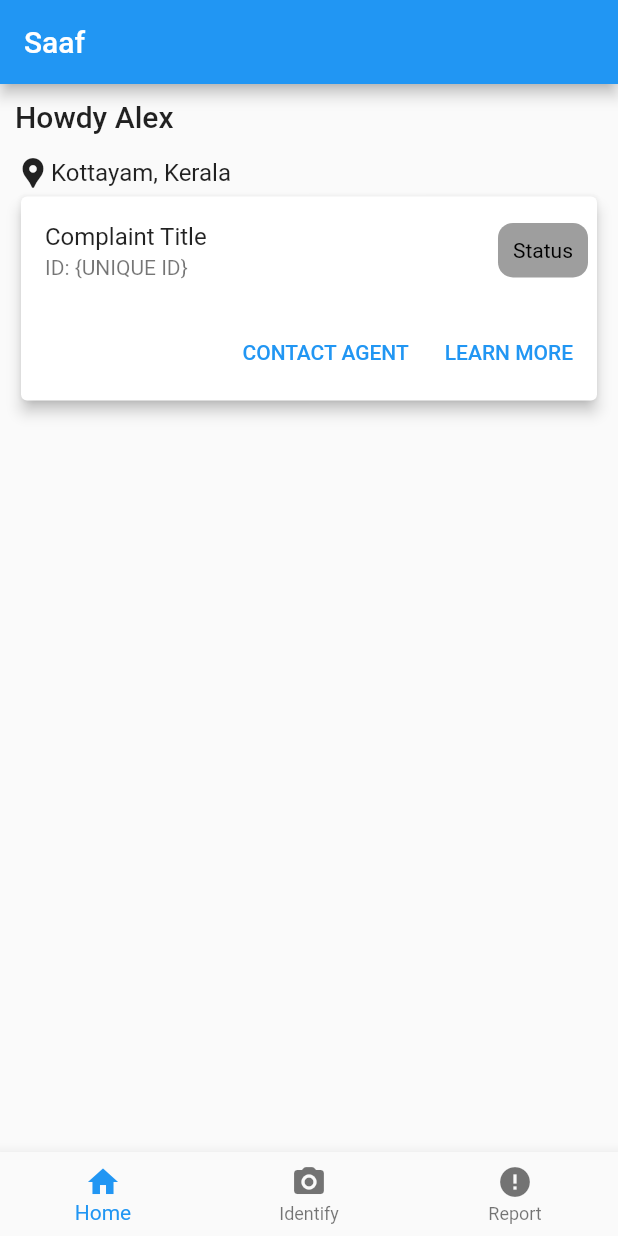
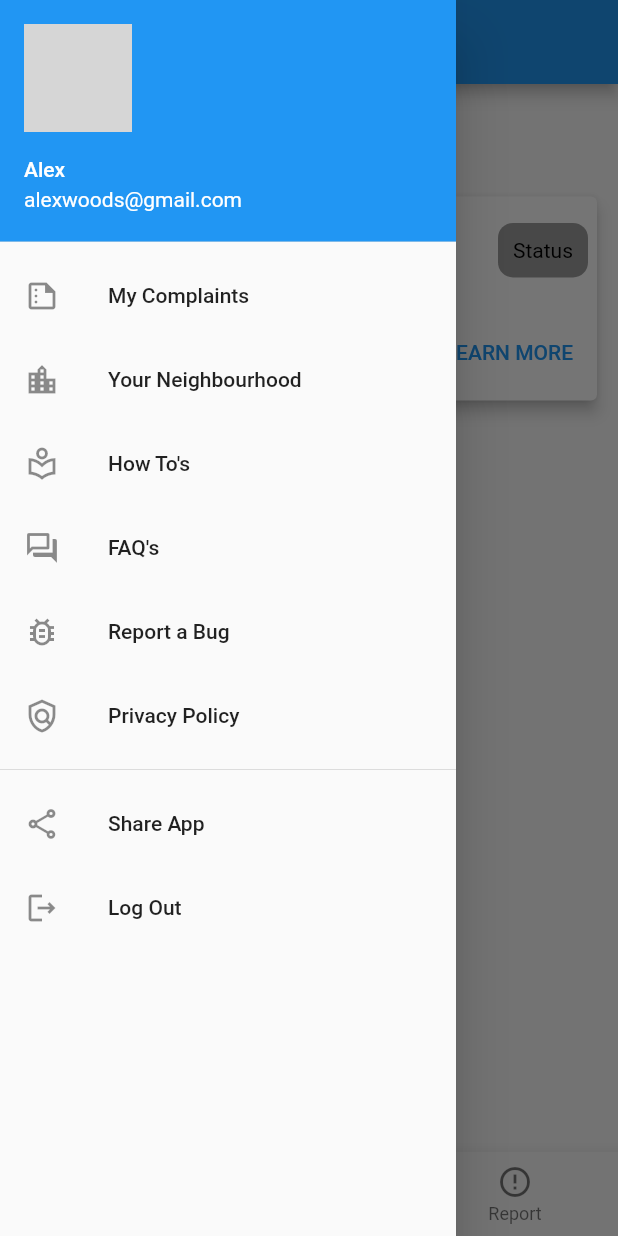
Before and after one commit to alanjames-dev/Saaf, a Flutter app: the screen it shows after launch, with the side drawer open (before the commit the screen has no drawer), on a phone screen of 412 x 824 dp. Run offline on Flutter 3.47's test engine with Material 2 defaults, Android fonts, the phone set to English and light mode, and no system bars; grey boxes are pictures that could not be loaded.

Commit message:
Added NavDraw

```diff
--- a/lib/main.dart
+++ b/lib/main.dart
@@ -2,6 +2,7 @@ import 'package:flutter/material.dart';
 import 'package:saaf/screen_home.dart';
 import 'package:saaf/screen_identify.dart';
 import 'package:saaf/screen_report.dart';
+import 'package:saaf/navdraw.dart';
 
 void main() {
   runApp(const MyApp());
@@ -38,6 +39,7 @@ class _SaafState extends State<Saaf> {
   @override
   Widget build(BuildContext context) {
     return Scaffold(
+      drawer: NavDraw(),
       appBar: AppBar(title: Text(titles[_currentIndex]),),
       body: pages[_currentIndex],
       bottomNavigationBar: BottomNavigationBar(
@@ -49,9 +51,9 @@ class _SaafState extends State<Saaf> {
           });
         },
         items: const [
-        BottomNavigationBarItem(icon: Icon(Icons.home), label: "Home"),
-        BottomNavigationBarItem(icon: Icon(Icons.camera_alt_rounded), label: "Identify"),
-        BottomNavigationBarItem(icon: Icon(Icons.error), label: "Report"),
+        BottomNavigationBarItem(icon: Icon(Icons.home_outlined), activeIcon: Icon(Icons.home), label: "Home"),
+        BottomNavigationBarItem(icon: Icon(Icons.party_mode_outlined), activeIcon: Icon(Icons.camera_alt), label: "Identify"),
+        BottomNavigationBarItem(icon: Icon(Icons.error_outline), activeIcon:  Icon(Icons.error), label: "Report"),
 
       ],),
 
--- /dev/null
+++ b/lib/navdraw.dart
@@ -0,0 +1,78 @@
+import 'package:flutter/material.dart';
+
+class NavDraw extends StatelessWidget {
+  const NavDraw({Key? key}) : super(key: key);
+
+  @override
+  Widget build(BuildContext context) {
+    return Drawer(
+      child: ListView(
+        padding: EdgeInsets.zero,
+        children: [
+          UserAccountsDrawerHeader(
+            accountName: Text('Alex'),
+            accountEmail: Text('alexwoods@gmail.com'),
+            currentAccountPicture: CircleAvatar(
+              child: ClipOval(
+                  child: Image.asset(
+                'assets/images/profile.jpg',
+                width: 90,
+                height: 90,
+                fit: BoxFit.cover,
+              )),
+            ),
+          ),
+          ListTile(
+            leading: Icon(
+              Icons.summarize_outlined,
+            ),
+            title: Text('My Complaints'),
+          ),
+          ListTile(
+            leading: Icon(
+              Icons.location_city_outlined,
+            ),
+            title: Text('Your Neighbourhood'),
+          ),
+          ListTile(
+            leading: Icon(
+              Icons.local_library_outlined,
+            ),
+            title: Text('How To\'s'),
+          ),
+          ListTile(
+            leading: Icon(
+              Icons.question_answer_outlined,
+            ),
+            title: Text('FAQ\'s'),
+          ),
+          ListTile(
+            leading: Icon(
+              Icons.bug_report_outlined,
+            ),
+            title: Text('Report a Bug'),
+          ),
+          ListTile(
+            leading: Icon(
+              Icons.policy_outlined,
+            ),
+            title: Text('Privacy Policy'),
+          ),
+          Divider(),
+          ListTile(
+            leading: Icon(
+              Icons.share_outlined,
+            ),
+            title: Text('Share App'),
+          ),
+          ListTile(
+            leading: Icon(
+              Icons.logout_outlined,
+            ),
+            title: Text('Log Out'),
+          ),
+        ],
+      ),
+    );
+  }
+}
--- a/pubspec.yaml
+++ b/pubspec.yaml
@@ -58,8 +58,8 @@ flutter:
   uses-material-design: true
 
   # To add assets to your application, add an assets section, like this:
-  # assets:
-  #   - images/a_dot_burr.jpeg
+  assets:
+    - assets/images/profile.jpg
   #   - images/a_dot_ham.jpeg
 
   # An image asset can refer to one or more resolution-specific "variants", see
```
Also changed, not shown: 1 other file.
